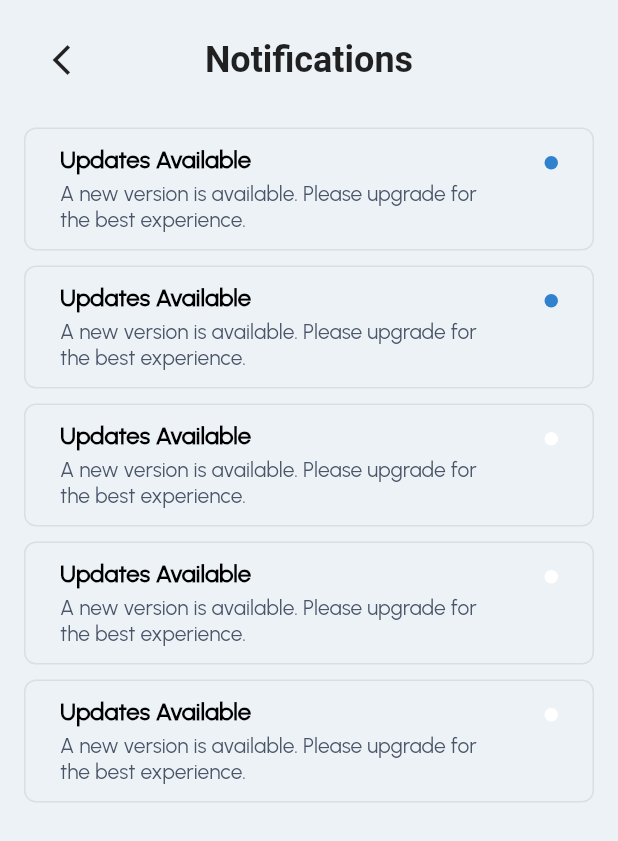
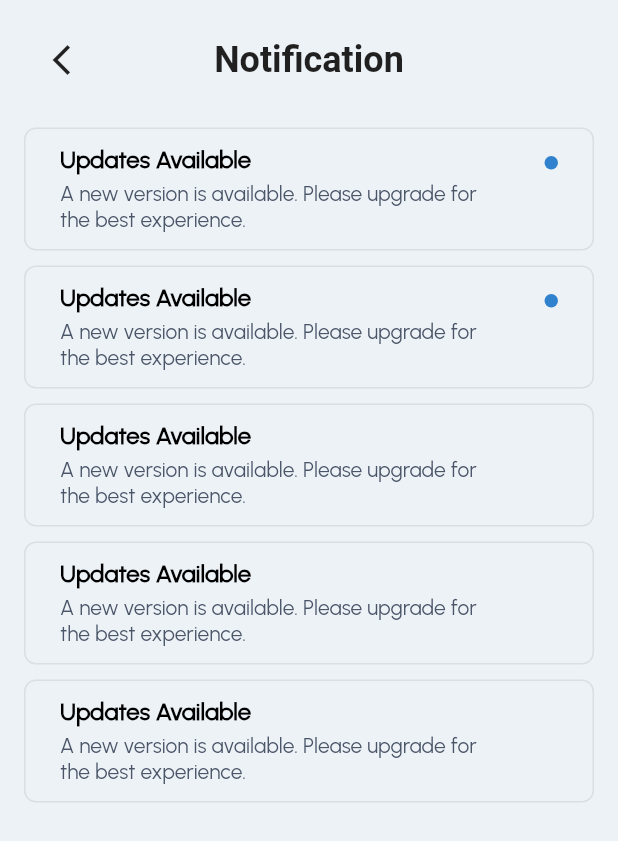
Before and after one commit to hayattofik-01/A2SVCommunityPortal, a Flutter app: the NotificationPage screen opened directly, on a phone screen of 412 x 824 dp. Shown: the top 841 px of the screen. Run offline on Flutter 3.47's test engine with Material 2 defaults, Android fonts, the phone set to English and light mode, and no system bars; our stand-ins replace bloc, dartz, equatable, flutter_bloc, flutter_svg, get_it and 4 more; missing offline and left inert: flutter_circle_flags_svg; accounts and stored records are empty; network calls fail; project files that could hold a hidden picture were left out.

```diff
--- a/a2sv_community_portal_mobile/lib/core/utils/colors.dart
+++ b/a2sv_community_portal_mobile/lib/core/utils/colors.dart
@@ -13,7 +13,7 @@
 const Color boxShadowTernary = Color.fromRGBO(0, 0, 0, 0.06);
 const Color blueBlackForAppBar = Color.fromRGBO(26, 54, 93, 1);
 const Color greyColorForIcon = Color.fromRGBO(235, 248, 255, 1);
-
+const Color backgroundWhite = Color.fromRGBO(237, 242, 247, 1);
 const Color whiteGreyColor = Color.fromRGBO(168, 168, 168, 1);
 const Color userNameColor = Color.fromRGBO(0, 0, 0, 1);
 const Color bioTextColor = Color.fromRGBO(0, 0, 0, 0.48);
--- a/a2sv_community_portal_mobile/lib/features/notifications/presentation/pages/notifications_page.dart
+++ b/a2sv_community_portal_mobile/lib/features/notifications/presentation/pages/notifications_page.dart
@@ -1,35 +1,40 @@
 import 'package:flutter/material.dart';
 import '../widgets/uppe_bar.dart';
 import '../widgets/tile.dart';
+
 class NotificationPage extends StatelessWidget {
   NotificationPage({super.key});
   final List<Map<String, dynamic>> _notifications = [
     {
       "title": "Updates Available",
-      "description": "A new version is available. Please upgrade for the best experience.",
-      "isnew" : true,
+      "description":
+          "A new version is available. Please upgrade for the best experience.",
+      "isnew": true,
     },
     {
       "title": "Updates Available",
-      "description": "A new version is available. Please upgrade for the best experience.",
-      "isnew" : true,
+      "description":
+          "A new version is available. Please upgrade for the best experience.",
+      "isnew": true,
     },
     {
       "title": "Updates Available",
-      "description": "A new version is available. Please upgrade for the best experience.",
-      "isnew" : false,
+      "description":
+          "A new version is available. Please upgrade for the best experience.",
+      "isnew": false,
     },
     {
       "title": "Updates Available",
-      "description": "A new version is available. Please upgrade for the best experience.",
-      "isnew" : false,
+      "description":
+          "A new version is available. Please upgrade for the best experience.",
+      "isnew": false,
     },
     {
       "title": "Updates Available",
-      "description": "A new version is available. Please upgrade for the best experience.",
-      "isnew" : false,
+      "description":
+          "A new version is available. Please upgrade for the best experience.",
+      "isnew": false,
     },
-
   ];
   @override
   Widget build(BuildContext context) {
@@ -37,8 +42,12 @@
       backgroundColor: Color.fromRGBO(237, 242, 247, 1),
       body: ListView(
         children: [
-            const UpperBar(),
-            const SizedBox(height: 20,),
+          const UpperBar(
+            title: 'Notification',
+          ),
+          const SizedBox(
+            height: 20,
+          ),
           Column(
             children: <Widget>[
               for (var c in _notifications)
@@ -51,11 +60,9 @@
                       isnew: c["isnew"],
                     ))
             ],
-
           )
         ],
       ),
-      )
-    ;
+    );
   }
 }
--- a/a2sv_community_portal_mobile/lib/features/notifications/presentation/widgets/tile.dart
+++ b/a2sv_community_portal_mobile/lib/features/notifications/presentation/widgets/tile.dart
@@ -1,4 +1,4 @@
-
+import 'package:a2sv_community_portal_mobile/core/utils/colors.dart';
 import 'package:flutter/material.dart';
 
 class CustomListTile extends StatelessWidget {
@@ -6,21 +6,19 @@
   final String description;
   final bool isnew;
 
-
-  const CustomListTile({super.key,
+  const CustomListTile({
+    super.key,
     required this.header,
     required this.description,
     required this.isnew,
   });
 
-
   @override
   Widget build(BuildContext context) {
     return Container(
-      // margin: EdgeInsets.only(left: 16,right: 16),
       padding: const EdgeInsets.all(7),
       decoration: BoxDecoration(
-        border:  Border.all(color: const Color.fromRGBO(0, 0, 0, 0.08)),
+        border: Border.all(color: const Color.fromRGBO(0, 0, 0, 0.08)),
         borderRadius: BorderRadius.circular(8.0),
       ),
       child: ListTile(
@@ -42,7 +40,6 @@
               fontWeight: FontWeight.w500,
               fontSize: 14,
               fontFamily: "Urbanist",
-
             ),
           ),
         ),
@@ -50,8 +47,9 @@
           width: 9.0,
           height: 9.0,
           margin: const EdgeInsets.only(left: 0, bottom: 35),
-          decoration:  BoxDecoration(
-            color: isnew ? const Color.fromRGBO(49, 130, 206, 1) : Colors.white,
+          decoration: BoxDecoration(
+            color:
+                isnew ? const Color.fromRGBO(49, 130, 206, 1) : backgroundWhite,
             shape: BoxShape.circle,
           ),
         ),
--- a/a2sv_community_portal_mobile/lib/features/notifications/presentation/widgets/uppe_bar.dart
+++ b/a2sv_community_portal_mobile/lib/features/notifications/presentation/widgets/uppe_bar.dart
@@ -1,11 +1,12 @@
 import 'package:flutter/material.dart';
 
 class UpperBar extends StatelessWidget {
-  const UpperBar({super.key});
+  const UpperBar({super.key, required this.title});
+  final String title;
 
   @override
   Widget build(BuildContext context) {
-    return  Container(
+    return Container(
       margin: const EdgeInsets.only(top: 15),
       height: 50,
       child: Stack(
@@ -19,15 +20,17 @@
                   onPressed: () {
                     // Add your menu button functionality here
                   },
-          ),)
                 ),
-                  const Align(
+              )),
+          Align(
               alignment: Alignment.center,
-                    child: Text('Notifications',style: TextStyle(
+              child: Text(
+                title,
+                style: const TextStyle(
                   fontSize: 24,
                   fontWeight: FontWeight.w600,
-
-                    ),))
+                ),
+              ))
         ],
       ),
     );
--- a/a2sv_community_portal_mobile/pubspec.yaml
+++ b/a2sv_community_portal_mobile/pubspec.yaml
@@ -50,6 +50,7 @@
   flag: ^6.0.0
   flutter_circle_flags_svg: ^1.0.4
   flutter_svg: ^1.1.6
+  go_router: ^8.1.0
 
 dev_dependencies:
   flutter_test:
@@ -95,6 +96,8 @@
     - family: Poppins
       fonts:
         - asset: assets/fonts/Poppins-Regular.ttf
+    - family: Inter
+      fonts:
 
   # For details regarding fonts from package dependencies,
   # see https://flutter.dev/custom-fonts/#from-packages
```
Also changed, not shown: a2sv_community_portal_mobile/lib/features/announcement_detail_page/presentation/pages/detail.dart (added, +70 -0 lines), a2sv_community_portal_mobile/lib/features/announcement_page/presentation/page/announcement.dart (added, +52 -0 lines). Lines whose indentation alone changed are shown as unchanged.
